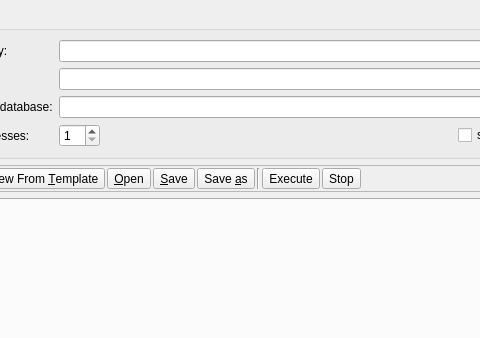
Before: the Qt Designer form plugins/qfe_fcssimulator/qfefcssimmainwidnow.ui in jkriege2/QuickFit3, drawn with Qt 5; both pictures show x 123 to 603 and y 0 to 338 of the 779 by 535 pixel window.
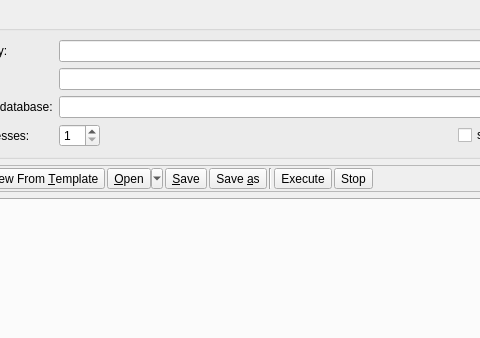
After: the same form once the commit is applied. Icons and pictures are not drawn. Custom widgets are drawn as their Qt base class.

Commit message: fcs_simulator: added recent-files menu to open-button

Patch:
```diff
--- a/plugins/qfe_fcssimulator/qfefcssimmainwidnow.ui
+++ b/plugins/qfe_fcssimulator/qfefcssimmainwidnow.ui
@@ -195,6 +195,12 @@
          <iconset resource="../../lib/lib.qrc">
           <normaloff>:/lib/icons/document_open.png</normaloff>:/lib/icons/document_open.png</iconset>
         </property>
+        <property name="popupMode">
+         <enum>QToolButton::MenuButtonPopup</enum>
+        </property>
+        <property name="arrowType">
+         <enum>Qt::NoArrow</enum>
+        </property>
        </widget>
       </item>
       <item>
```
Left out of the diff: 6 changed lines with no effect on the pictures. The commit also changes 7 other files.
